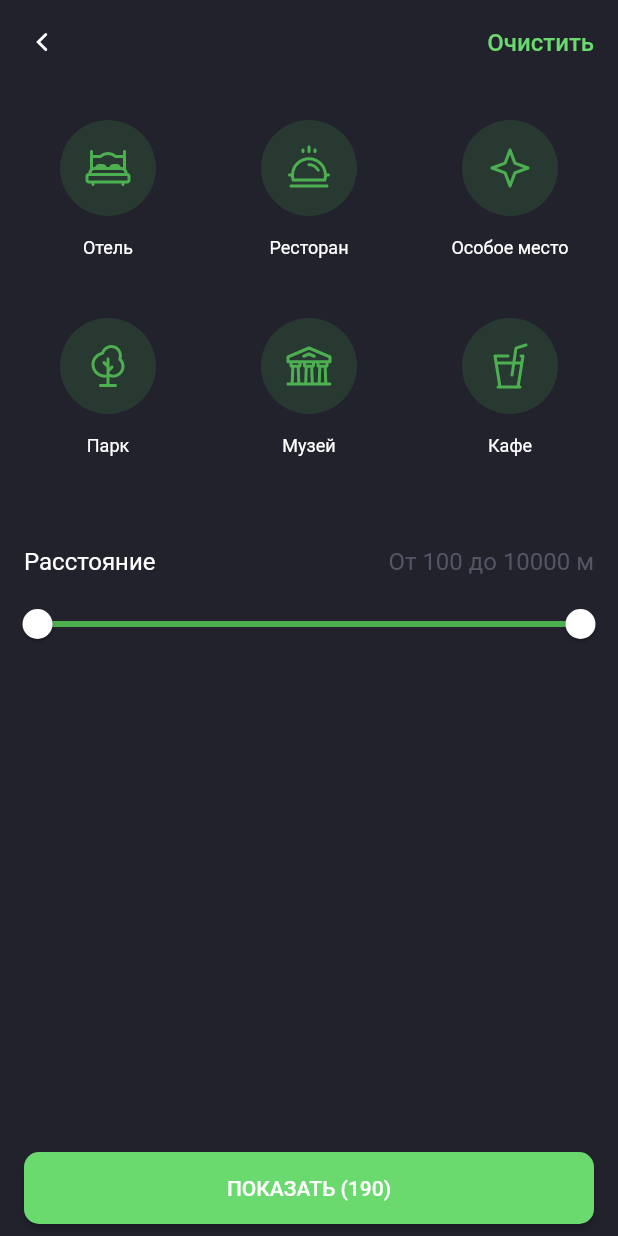
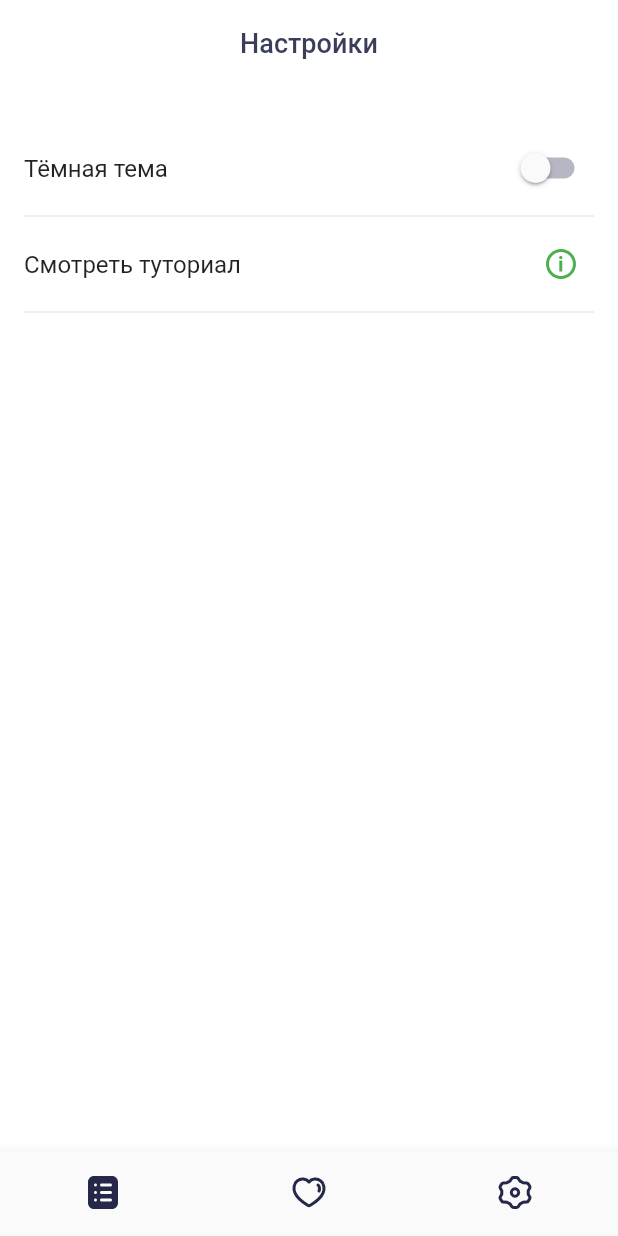
Before and after one commit to SoEasy/surf-flutter-course-sannikov, a Flutter app: the screen it shows after launch, on a phone screen of 412 x 824 dp. Run offline on Flutter 3.47's test engine with Material 2 defaults, Android fonts, the phone set to English and light mode, and no system bars; our stand-ins replace flutter_svg.

Commit message:
5_2_3: settings screen

```diff
--- a/lib/main.dart
+++ b/lib/main.dart
@@ -1,8 +1,10 @@
 import 'package:flutter/material.dart';
 import 'package:places/mocks.dart';
 import 'package:places/shared/places_texts.dart';
+import 'package:places/shared/theme_notifier.dart';
 import 'package:places/ui/screen/filters_screen.dart';
 import 'package:places/ui/screen/res/themes.dart';
+import 'package:places/ui/screen/settings_screen.dart';
 import 'package:places/ui/screen/sight_details.dart';
 import 'package:places/ui/screen/sight_list_screen.dart';
 import 'package:places/ui/screen/visiting_screen.dart';
@@ -11,17 +13,35 @@ void main() {
   runApp(App());
 }
 
-class App extends StatelessWidget {
+class App extends StatefulWidget {
+  @override
+  _AppState createState() => _AppState();
+}
+
+class _AppState extends State<App> {
+  bool _isDarkTheme = false;
+
+  @override
+  void initState() {
+    super.initState();
+    themeNotifier.addListener(() {
+      setState(() {
+        _isDarkTheme = !_isDarkTheme;
+      });
+    });
+  }
+
   @override
   Widget build(BuildContext context) {
     return MaterialApp(
-      // theme: lightTheme,
-      theme: darkTheme,
+      theme: _isDarkTheme ? darkTheme : lightTheme,
+      // theme: darkTheme,
       title: PlacesTexts.appTitle,
       // home: VisitingScreen(),
       // home: SightListScreen(),
       // home: SightDetails(mocks[2]),
-      home: FiltersScreen(),
+      // home: FiltersScreen(),
+      home: SettingScreen(),
     );
   }
 }
--- a/lib/shared/places_fonts.dart
+++ b/lib/shared/places_fonts.dart
@@ -17,21 +17,21 @@ class PlacesFonts {
 
   static TextStyle get size14 {
     return PlacesFonts._roboto.copyWith(
-        fontSize: 14,
-        height: 1.28,
+      fontSize: 14,
+      height: 1.28,
     );
   }
 
   static TextStyle get size14WeightBold {
     return PlacesFonts.size14.copyWith(
-      fontWeight: FontWeight.bold
+      fontWeight: FontWeight.bold,
     );
   }
 
   static TextStyle get size16 {
     return PlacesFonts._roboto.copyWith(
-        fontSize: 16,
-        height: 1.25,
+      fontSize: 16,
+      height: 1.25,
     );
   }
 
@@ -42,6 +42,12 @@ class PlacesFonts {
     );
   }
 
+  static TextStyle get size18Weight500 {
+    return PlacesFonts.size18.copyWith(
+      fontWeight: FontWeight.w500,
+    );
+  }
+
   static TextStyle get size24 {
     return PlacesFonts._roboto.copyWith(
       fontSize: 24,
@@ -49,15 +55,15 @@ class PlacesFonts {
     );
   }
 
-  static TextStyle get size24_weightBold {
+  static TextStyle get size24WeightBold {
     return PlacesFonts.size24.copyWith(
-      fontWeight: FontWeight.bold
+      fontWeight: FontWeight.bold,
     );
   }
 
   static TextStyle get size16Weight500 {
     return PlacesFonts.size16.copyWith(
-      fontWeight: FontWeight.w500
+      fontWeight: FontWeight.w500,
     );
   }
 
--- a/lib/shared/places_texts.dart
+++ b/lib/shared/places_texts.dart
@@ -16,6 +16,10 @@ class PlacesTexts {
     return 'Избранное';
   }
 
+  static String get settingsTitle {
+    return 'Настройки';
+  }
+
   static String get schedulePlace {
     return 'Запланировать';
   }
@@ -30,6 +34,10 @@ class PlacesTexts {
 
   static String get menuFavourites {
     return PlacesTexts.favouritesTitle;
+  }
+
+  static String get menuSettings {
+    return PlacesTexts.settingsTitle;
   }
 
   static String get visitingPlanned {
@@ -87,4 +95,12 @@ class PlacesTexts {
   static String get sightTypeCafe {
     return 'Кафе';
   }
+
+  static String get settingsDarkTheme {
+    return 'Тёмная тема';
+  }
+
+  static String get settingsShowTutorial {
+    return 'Смотреть туториал';
+  }
 }
--- /dev/null
+++ b/lib/shared/theme_notifier.dart
@@ -0,0 +1,3 @@
+import 'package:flutter/cupertino.dart';
+
+final ChangeNotifier themeNotifier = ChangeNotifier();
--- a/lib/ui/common/icons.dart
+++ b/lib/ui/common/icons.dart
@@ -78,12 +78,20 @@ class SightIconHeart extends SightIconBase {
 
 /// Класс иконки листа
 class SightIconList extends SightIconBase {
-  final bool isActive;
-
-  const SightIconList({withTheme = false, this.isActive = false})
+  const SightIconList({withTheme = false, isActive = false})
       : super(
           asset: 'res/icons/icon_list',
           withTheme: withTheme,
+          isActive: isActive,
+        );
+}
+
+/// Класс иконки настроек
+class SightIconSettings extends SightIconBase {
+  const SightIconSettings({isActive = false})
+      : super(
+          asset: 'res/icons/icon_settings',
+          withTheme: true,
           isActive: isActive,
         );
 }
@@ -142,7 +150,7 @@ class SightIconArrowLeft extends SightIconBase {
   const SightIconArrowLeft({
     color,
     withTheme,
-  }): super(
+  }) : super(
           asset: 'res/icons/icon_arrow_left',
           color: color,
           withTheme: withTheme,
@@ -150,13 +158,15 @@ class SightIconArrowLeft extends SightIconBase {
 }
 
 class SightIconChoiceLight extends SightIconBase {
-  const SightIconChoiceLight(): super(
+  const SightIconChoiceLight()
+      : super(
           asset: 'res/icons/icon_choice_light',
         );
 }
 
 class SightIconChoiceDark extends SightIconBase {
-  const SightIconChoiceDark(): super(
+  const SightIconChoiceDark()
+      : super(
           asset: 'res/icons/icon_choice_dark',
         );
 }
@@ -169,9 +179,9 @@ class SightIconChoice extends StatelessWidget {
   }
 }
 
-
 class SightIconCatalogCafe extends SightIconBase {
-  const SightIconCatalogCafe(): super(
+  const SightIconCatalogCafe()
+      : super(
           asset: 'res/icons/icon_catalog_cafe',
           width: 32,
           height: 32,
@@ -179,7 +189,8 @@ class SightIconCatalogCafe extends SightIconBase {
 }
 
 class SightIconCatalogHotel extends SightIconBase {
-  const SightIconCatalogHotel(): super(
+  const SightIconCatalogHotel()
+      : super(
           asset: 'res/icons/icon_catalog_hotel',
           width: 32,
           height: 32,
@@ -187,7 +198,8 @@ class SightIconCatalogHotel extends SightIconBase {
 }
 
 class SightIconCatalogMuseum extends SightIconBase {
-  const SightIconCatalogMuseum(): super(
+  const SightIconCatalogMuseum()
+      : super(
           asset: 'res/icons/icon_catalog_museum',
           width: 32,
           height: 32,
@@ -195,7 +207,8 @@ class SightIconCatalogMuseum extends SightIconBase {
 }
 
 class SightIconCatalogPark extends SightIconBase {
-  const SightIconCatalogPark(): super(
+  const SightIconCatalogPark()
+      : super(
           asset: 'res/icons/icon_catalog_park',
           width: 32,
           height: 32,
@@ -203,7 +216,8 @@ class SightIconCatalogPark extends SightIconBase {
 }
 
 class SightIconCatalogRestaurant extends SightIconBase {
-  const SightIconCatalogRestaurant(): super(
+  const SightIconCatalogRestaurant()
+      : super(
           asset: 'res/icons/icon_catalog_restaurant',
           width: 32,
           height: 32,
@@ -211,9 +225,17 @@ class SightIconCatalogRestaurant extends SightIconBase {
 }
 
 class SightIconCatalogSpecial extends SightIconBase {
-  const SightIconCatalogSpecial(): super(
+  const SightIconCatalogSpecial()
+      : super(
           asset: 'res/icons/icon_catalog_special',
           width: 32,
           height: 32,
         );
 }
+
+class SightIconInfo extends SightIconBase {
+  const SightIconInfo({Color color}): super(
+    asset: 'res/icons/icon_info',
+    color: color,
+  );
+}
--- a/lib/ui/navigation/sight_bottom_navigator.dart
+++ b/lib/ui/navigation/sight_bottom_navigator.dart
@@ -32,6 +32,15 @@ class SightBottomNavigator extends StatelessWidget {
           ),
           label: PlacesTexts.menuFavourites,
         ),
+        BottomNavigationBarItem(
+          icon: SightIconSettings(
+            isActive: false,
+          ),
+          activeIcon: SightIconSettings(
+            isActive: true,
+          ),
+          label: PlacesTexts.menuSettings,
+        ),
       ],
     );
   }
--- /dev/null
+++ b/lib/ui/screen/settings_screen.dart
@@ -0,0 +1,106 @@
+import 'package:flutter/material.dart';
+import 'package:places/shared/places_colors.dart';
+import 'package:places/shared/places_fonts.dart';
+import 'package:places/shared/places_sizes.dart';
+import 'package:places/shared/places_texts.dart';
+import 'package:places/shared/theme_notifier.dart';
+import 'package:places/ui/common/icons.dart';
+import 'package:places/ui/navigation/sight_bottom_navigator.dart';
+
+class ThemeSwitch extends StatefulWidget {
+  @override
+  _ThemeSwitchState createState() => _ThemeSwitchState();
+}
+
+class _ThemeSwitchState extends State<ThemeSwitch> {
+  bool _isDarkTheme = false;
+
+  _handleSwitchTheme(bool value) {
+    setState(() {
+      _isDarkTheme = value;
+      themeNotifier.notifyListeners();
+    });
+  }
+
+  @override
+  Widget build(BuildContext context) {
+    return Switch(
+      value: _isDarkTheme,
+      onChanged: _handleSwitchTheme,
+      activeTrackColor: Theme.of(context).buttonColor,
+      activeColor: Colors.white,
+      inactiveTrackColor: PlacesColors.textSecondary2Opacity,
+    );
+  }
+}
+
+/// Экран настроек
+class SettingScreen extends StatelessWidget {
+  @override
+  Widget build(BuildContext context) {
+    return Scaffold(
+      appBar: AppBar(
+        title: Text(
+          PlacesTexts.settingsTitle,
+          style: PlacesFonts.size18.copyWith(
+            color: Theme.of(context).textTheme.bodyText1.color,
+          ),
+        ),
+        centerTitle: true,
+        backgroundColor: Colors.transparent,
+        shadowColor: Colors.transparent,
+      ),
+      bottomNavigationBar: SightBottomNavigator(),
+      body: Padding(
+        padding: EdgeInsets.symmetric(
+          horizontal: PlacesSizes.primaryPadding,
+        ),
+        child: Column(
+          children: [
+            SizedBox(
+              height: PlacesSizes.doublePrimaryPadding,
+            ),
+            SizedBox(
+              height: 48,
+              child: Row(
+                children: [
+                  Text(
+                    PlacesTexts.settingsDarkTheme,
+                    style: PlacesFonts.size16,
+                  ),
+                  Spacer(),
+                  ThemeSwitch()
+                ],
+              ),
+            ),
+            Divider(),
+            SizedBox(
+              height: 48,
+              child: Row(
+                children: [
+                  Text(
+                    PlacesTexts.settingsShowTutorial,
+                    style: PlacesFonts.size16,
+                  ),
+                  Spacer(),
+                  SizedBox(
+                    width: 44,
+                    height: 44,
+                    child: FlatButton(
+                      padding: EdgeInsets.all(10),
+                      onPressed: () {},
+                      child: SightIconInfo(
+                        color: Theme.of(context).buttonColor,
+                      ),
+                    ),
+                  )
+                ],
+              ),
+            ),
+            Divider(),
+          ],
+        ),
+      ),
+    );
+  }
+}
--- a/lib/ui/screen/sight_details.dart
+++ b/lib/ui/screen/sight_details.dart
@@ -71,7 +71,7 @@ class _DetailsContent extends StatelessWidget {
         children: [
           Text(
             this._sight.name,
-            style: PlacesFonts.size24_weightBold.copyWith(
+            style: PlacesFonts.size24WeightBold.copyWith(
               color: Theme.of(context).textTheme.bodyText1.color,
             ),
           ),
```
Also changed, not shown: res/icons/icon_info.svg (added), res/icons/icon_settings.svg (added), res/icons/icon_settings_filled.svg (added). Lines whose indentation alone changed are shown as unchanged.
